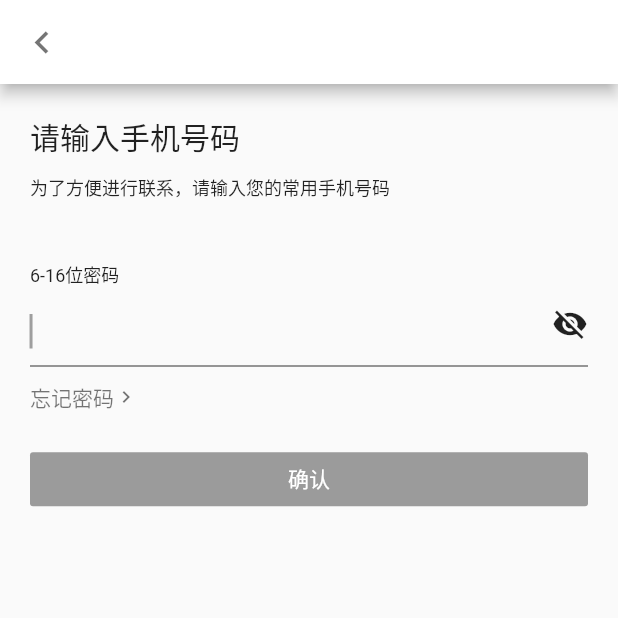
After one commit to liuweicom/flex_bus, a Flutter app: the PassWordPage screen opened by its route, on a phone screen of 412 x 824 dp, the top half of it. The commit adds this screen. Run offline on Flutter 3.47's test engine with Material 2 defaults, Android fonts, the phone set to English and light mode, and no system bars.

Commit message:
输入密码页面

```diff
--- a/lib/main.dart
+++ b/lib/main.dart
@@ -1,4 +1,5 @@
 import 'package:flex_bus/page/login_page.dart';
+import 'package:flex_bus/page/password_page.dart';
 import 'package:flutter/material.dart';
 
 import 'page/home_page.dart';
@@ -12,7 +13,7 @@ class MyApp extends StatelessWidget {
     return MaterialApp(
       routes: {
        "login": (BuildContext context) => LoginPage(),
-
+        "password": (BuildContext context) => PassWordPage(),
       },
       title: 'Flutter Demo',
       theme: ThemeData(
--- a/lib/page/login_page.dart
+++ b/lib/page/login_page.dart
@@ -97,7 +97,7 @@ class _LoginPageState extends State<LoginPage> {
                   child: Text("下一步"),
                   textColor: Colors.white,
                   color: Colors.blueAccent,
-                  onPressed: _rasedButtonPress(),
+                  onPressed: _raisedButtonPressed(),
                 ),
               ),
             ),
@@ -112,7 +112,6 @@ class _LoginPageState extends State<LoginPage> {
       icon: _iconItem(),
       focusedBorder:
       UnderlineInputBorder(borderSide: BorderSide(color: Colors.black54)),
-      border: UnderlineInputBorder(borderSide: BorderSide(color: Colors.red)),
       hintText: "请输入电话号码",
       hintStyle: TextStyle(color: Colors.black54),
     );
@@ -149,12 +148,13 @@ class _LoginPageState extends State<LoginPage> {
     );
   }
 
-  _rasedButtonPress() {
+  _raisedButtonPressed() {
     if (!isEnable) {
       return null;
     } else {
       return () {
         print(_controller.text.toString() + "onPresede===========");
+        Navigator.pushNamed(context, "password", arguments: {"telephont": _controller.text});
       };
     }
   }
--- /dev/null
+++ b/lib/page/password_page.dart
@@ -0,0 +1,152 @@
+import 'package:flutter/material.dart';
+class PassWordPage extends StatefulWidget {
+  final arguments;
+  PassWordPage({key : Key, this.arguments});
+  @override
+  _PassWordPageState createState() => _PassWordPageState();
+}
+
+class _PassWordPageState extends State<PassWordPage> {
+
+  bool isEnable = false;
+
+  bool isEye = false;
+
+  TextEditingController _controller = TextEditingController();
+
+  @override
+  void initState() {
+    // TODO: implement initState
+    super.initState();
+  }
+  @override
+  Widget build(BuildContext context) {
+    dynamic obj = ModalRoute.of(context).settings.arguments;//获取通过路由传过来的参数，这里是电话号码
+    print(obj.toString()+"params==========");
+    return Scaffold(
+      appBar: AppBar(
+        leading: GestureDetector(
+          child: Icon(
+            Icons.keyboard_arrow_left,
+            color: Colors.black54,
+            size: 30,
+          ),
+          onTap: () {
+            print("return back=====");
+            Navigator.pop(context);
+          },
+        ),
+        backgroundColor: Colors.white,
+      ),
+      body: Container(
+        padding: EdgeInsets.fromLTRB(20, 20, 20, 0),
+        child: Column(
+          mainAxisAlignment: MainAxisAlignment.start,
+          crossAxisAlignment: CrossAxisAlignment.start,
+          children: <Widget>[
+            Text(
+              "请输入手机号码",
+              style: TextStyle(fontSize: 20, fontWeight: FontWeight.w500),
+            ),
+            Padding(
+              padding: EdgeInsets.only(top: 10),
+              child: Text(
+                "为了方便进行联系，请输入您的常用手机号码",
+                style: TextStyle(
+                  fontSize: 12,
+                ),
+              ),
+            ),
+            Padding(
+              padding: EdgeInsets.only(top: 40),
+              child: Column(
+                crossAxisAlignment: CrossAxisAlignment.start,
+                children: <Widget>[
+                  Text(
+                    "6-16位密码",
+                    style: TextStyle(
+                      fontSize: 12,
+                    ),
+                  ),
+                  TextField(
+                    obscureText: !isEye,//是否隐藏输入
+                    autofocus: true,
+                    cursorColor: Colors.grey,
+                    decoration: InputDecoration(
+                        focusedBorder: UnderlineInputBorder(borderSide: BorderSide(color: Colors.black54)),
+                        suffix: GestureDetector(
+                          onTap: (){
+                            print("sufix");
+                            setState(() {
+                              isEye = !isEye;
+                            });
+                          },
+                          child: Icon(isEye ? Icons.visibility : Icons.visibility_off),
+                        )
+                    ),
+                    style: TextStyle(fontSize: 20, decoration: TextDecoration.none),
+                    onChanged: (str){
+                      if(str.length == 0){
+                        setState(() {
+                          isEnable = false;
+                        });
+                      }else{
+                        setState(() {
+                          isEnable = true;
+                        });
+                      }
+                    },
+                  ),
+                ],
+              ),),
+            Padding(
+              padding: EdgeInsets.only(top: 10),
+              child: GestureDetector(
+                onTap: (){
+                  print("忘记密码");
+                },
+                child: Row(
+                  children: <Widget>[
+                    Text(
+                      "忘记密码",
+                      style: TextStyle(
+                        color: Colors.black54,
+                        fontSize: 14,
+                      ),
+                    ),
+                    Icon(
+                      Icons.keyboard_arrow_right,
+                      size: 16,
+                      color: Colors.black54,
+                    ),
+                  ],
+                ),),
+            ),
+            Padding(
+              padding: EdgeInsets.only(top: 20),
+              child: FractionallySizedBox(
+                widthFactor: 1,
+                child: RaisedButton(
+                  child: Text("确认"),
+                  textColor: Colors.white,
+                  color: Colors.blueAccent,
+                  onPressed: _raisedButtonPressed(),
+                ),
+              ),
+            ),
+          ],
+        ),
+      ),
+    );
+  }
+
+  _raisedButtonPressed() {
+    if (!isEnable) {
+      return null;
+    } else {
+      return () {
+        print(_controller.text.toString() + "onPresede===========");
+      };
+    }
+  }
+}
```
